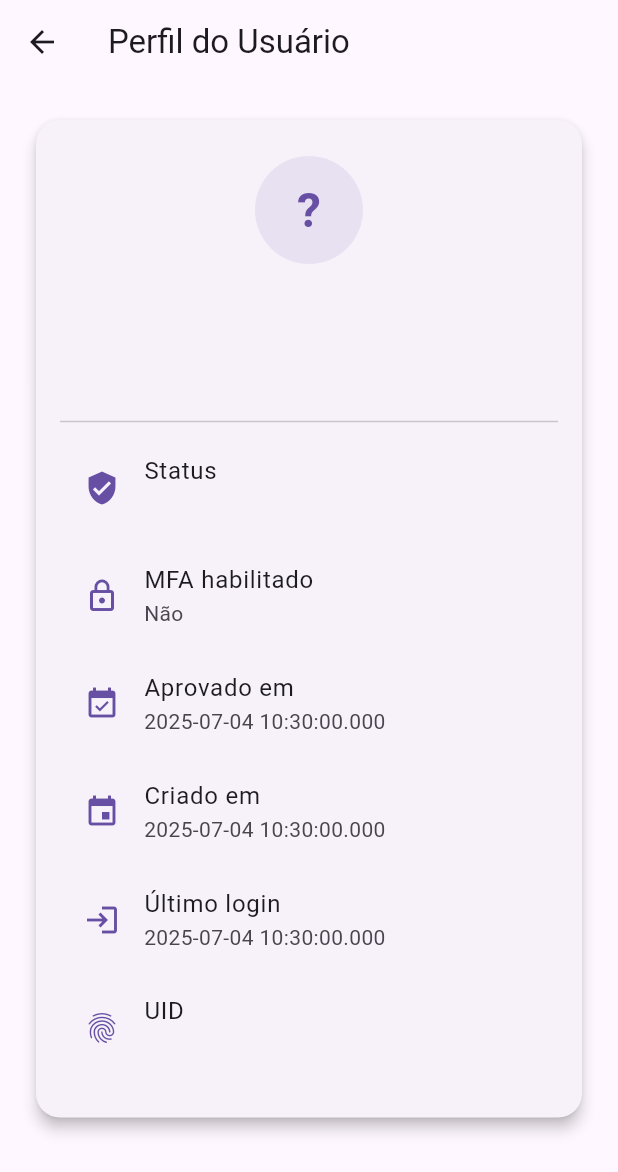
After one commit to ryanmiura/empodera-admin, a Flutter app: the _UserProfileView screen opened directly, on a phone screen of 412 x 824 dp. The commit adds this screen. Shown: the top 1172 px of the screen. Run offline on Flutter 3.47's test engine with Material 3 defaults, Android fonts, the phone set to English and light mode, and no system bars; our stand-ins replace cloud_firestore, firebase_auth, firebase_core, flutter_dotenv, shared_preferences; accounts and stored records are empty.

Commit message:
feat: add user profile management with controller and model, update Firebase initialization, and enhance navigation

```diff
--- /dev/null
+++ b/lib/features/profile/models/user_profile_model.dart
@@ -0,0 +1,65 @@
+// Modelo de perfil de usuário
+import 'package:cloud_firestore/cloud_firestore.dart';
+
+class UserProfileModel {
+  final String uid;
+  String email;
+  String role;
+  String status;
+  bool mfaEnabled;
+  DateTime? approvedAt;
+  DateTime createdAt;
+  DateTime? lastLogin;
+
+  UserProfileModel({
+    required this.uid,
+    required this.email,
+    required this.role,
+    required this.status,
+    required this.mfaEnabled,
+    required this.approvedAt,
+    required this.createdAt,
+    required this.lastLogin,
+  });
+
+  factory UserProfileModel.fromMap(Map<String, dynamic> map, String uid) {
+    DateTime? parseDate(dynamic value) {
+      if (value == null) return null;
+      if (value is DateTime) return value;
+      if (value is String) return DateTime.tryParse(value);
+      if (value is Timestamp) return value.toDate();
+      return null;
+    }
+
+    return UserProfileModel(
+      uid: uid,
+      email: map['email'] ?? '',
+      role: map['role'] ?? '',
+      status: map['status'] ?? '',
+      mfaEnabled: map['mfa_enabled'] ?? false,
+      approvedAt: parseDate(map['approved_at']),
+      createdAt: parseDate(map['created_at']) ?? DateTime.now(),
+      lastLogin: parseDate(map['last_login']),
+    );
+  }
+
+  Map<String, dynamic> toMap() {
+    return {
+      'email': email,
+      'role': role,
+      'status': status,
+      'mfa_enabled': mfaEnabled,
+      'approved_at': approvedAt?.toIso8601String(),
+      'created_at': createdAt.toIso8601String(),
+      'last_login': lastLogin?.toIso8601String(),
+    };
+  }
+
+  Map<String, dynamic> toEditableMap() {
+    return {
+      'email': email,
+      'role': role,
+      'mfa_enabled': mfaEnabled,
+    };
+  }
+}
--- /dev/null
+++ b/lib/features/profile/screens/user_profile_screen.dart
@@ -0,0 +1,177 @@
+// Tela de perfil de usuário
+
+import 'package:flutter/material.dart';
+import '../../../config/firebase_config.dart';
+import 'package:cloud_firestore/cloud_firestore.dart';
+import '../../../services/auth_service.dart';
+import '../controllers/user_profile_controller.dart';
+import '../models/user_profile_model.dart';
+
+class UserProfileScreen extends StatelessWidget {
+  const UserProfileScreen({Key? key}) : super(key: key);
+
+  @override
+  Widget build(BuildContext context) {
+    return _UserProfileView(
+      controller: UserProfileController(
+        AuthService(),
+        FirebaseFirestore.instanceFor(app: FirebaseConfig.getAdminAuth()),
+      )..loadUserProfile(),
+    );
+  }
+}
+
+class _UserProfileView extends StatefulWidget {
+  final UserProfileController controller;
+  const _UserProfileView({required this.controller, Key? key}) : super(key: key);
+
+  @override
+  State<_UserProfileView> createState() => _UserProfileViewState();
+}
+
+class _UserProfileViewState extends State<_UserProfileView> {
+  final _formKey = GlobalKey<FormState>();
+
+  @override
+  void initState() {
+    super.initState();
+    widget.controller.addListener(_onControllerUpdate);
+  }
+
+  @override
+  void dispose() {
+    widget.controller.removeListener(_onControllerUpdate);
+    super.dispose();
+  }
+
+  void _onControllerUpdate() {
+    if (mounted) setState(() {});
+  }
+
+  @override
+  Widget build(BuildContext context) {
+    final controller = widget.controller;
+    final profile = controller.userProfile;
+
+    if (controller.isLoading) {
+      return const Center(child: CircularProgressIndicator());
+    }
+    if (controller.error != null) {
+      return Center(child: Text('Erro: ${controller.error}'));
+    }
+    if (profile == null) {
+      return const Center(child: Text('Perfil não encontrado.'));
+    }
+
+    return Scaffold(
+      appBar: AppBar(title: const Text('Perfil do Usuário')),
+      body: SingleChildScrollView(
+        child: Padding(
+          padding: const EdgeInsets.all(20),
+          child: Column(
+            children: [
+              Card(
+                elevation: 4,
+                shape: RoundedRectangleBorder(borderRadius: BorderRadius.circular(16)),
+                child: Padding(
+                  padding: const EdgeInsets.symmetric(vertical: 24, horizontal: 16),
+                  child: Column(
+                    children: [
+                      CircleAvatar(
+                        radius: 36,
+                        backgroundColor: Theme.of(context).primaryColor.withOpacity(0.1),
+                        child: Text(
+                          profile.email.isNotEmpty ? profile.email[0].toUpperCase() : '?',
+                          style: TextStyle(
+                            fontSize: 32,
+                            color: Theme.of(context).primaryColor,
+                            fontWeight: FontWeight.bold,
+                          ),
+                        ),
+                      ),
+                      const SizedBox(height: 16),
+                      Text(
+                        profile.email,
+                        style: const TextStyle(fontSize: 18, fontWeight: FontWeight.bold),
+                      ),
+                      const SizedBox(height: 8),
+                      Text(
+                        profile.role,
+                        style: TextStyle(
+                          fontSize: 16,
+                          color: Theme.of(context).colorScheme.secondary,
+                        ),
+                      ),
+                      const SizedBox(height: 24),
+                      Divider(),
+                      ListTile(
+                        leading: Icon(Icons.verified_user, color: Theme.of(context).primaryColor),
+                        title: const Text('Status'),
+                        subtitle: Text(profile.status),
+                      ),
+                      ListTile(
+                        leading: Icon(Icons.lock_outline, color: Theme.of(context).primaryColor),
+                        title: const Text('MFA habilitado'),
+                        subtitle: Text(profile.mfaEnabled ? 'Sim' : 'Não'),
+                      ),
+                      ListTile(
+                        leading: Icon(Icons.event_available, color: Theme.of(context).primaryColor),
+                        title: const Text('Aprovado em'),
+                        subtitle: Text(profile.approvedAt?.toString() ?? '-'),
+                      ),
+                      ListTile(
+                        leading: Icon(Icons.event, color: Theme.of(context).primaryColor),
+                        title: const Text('Criado em'),
+                        subtitle: Text(profile.createdAt.toString()),
+                      ),
+                      ListTile(
+                        leading: Icon(Icons.login, color: Theme.of(context).primaryColor),
+                        title: const Text('Último login'),
+                        subtitle: Text(profile.lastLogin?.toString() ?? '-'),
+                      ),
+                      ListTile(
+                        leading: Icon(Icons.fingerprint, color: Theme.of(context).primaryColor),
+                        title: const Text('UID'),
+                        subtitle: Text(profile.uid),
+                      ),
+                    ],
+                  ),
+                ),
+              ),
+              if (controller.error != null)
+                Padding(
+                  padding: const EdgeInsets.only(top: 16),
+                  child: Text(
+                    controller.error!,
+                    style: const TextStyle(color: Colors.red),
+                  ),
+                ),
+            ],
+          ),
+        ),
+      ),
+    );
+  }
+}
+
+class _ReadOnlyField extends StatelessWidget {
+  final String label;
+  final String value;
+
+  const _ReadOnlyField({required this.label, required this.value, Key? key})
+      : super(key: key);
+
+  @override
+  Widget build(BuildContext context) {
+    return Padding(
+      padding: const EdgeInsets.symmetric(vertical: 4),
+      child: Row(
+        children: [
+          Text('$label: ',
+              style: const TextStyle(fontWeight: FontWeight.bold)),
+          Expanded(child: Text(value)),
+        ],
+      ),
+    );
+  }
+}
```
Also changed, not shown: lib/features/profile/controllers/user_profile_controller.dart (added, +96 -0 lines), lib/main.dart (+21 -3 lines), lib/shared/widgets/custom_drawer.dart (+9 -22 lines), pubspec.lock, 1 other file.
